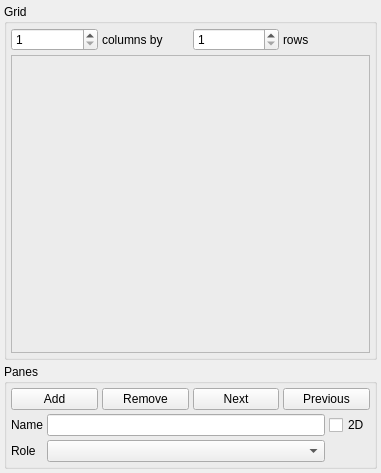
trisyoungs/uchroma, file src/gui/layout.ui: the form before one commit.
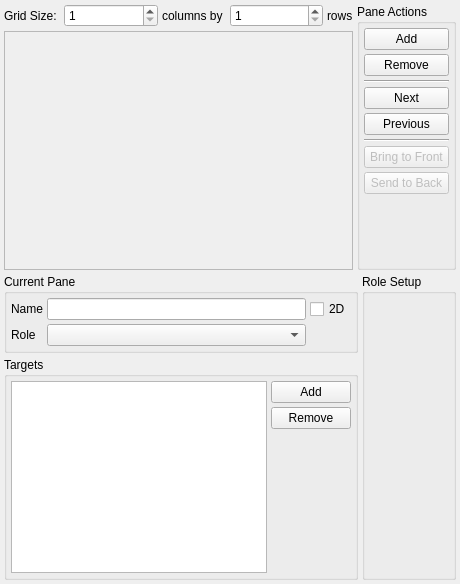
The form after the commit. Icons and pictures are not drawn. Custom widgets are drawn as their Qt base class.

Diff of the .ui file:
```diff
--- a/src/gui/layout.ui
+++ b/src/gui/layout.ui
@@ -6,8 +6,8 @@
    <rect>
     <x>0</x>
     <y>0</y>
-    <width>381</width>
-    <height>473</height>
+    <width>460</width>
+    <height>584</height>
    </rect>
   </property>
   <property name="sizePolicy">
@@ -23,7 +23,7 @@
    <iconset resource="icons.qrc">
     <normaloff>:/uchroma/icons/uchroma.png</normaloff>:/uchroma/icons/uchroma.png</iconset>
   </property>
-  <layout class="QVBoxLayout" name="verticalLayout_4">
+  <layout class="QVBoxLayout" name="verticalLayout_7">
    <property name="spacing">
     <number>4</number>
    </property>
@@ -31,24 +31,35 @@
     <number>4</number>
    </property>
    <item>
-    <widget class="QGroupBox" name="LayoutGroup">
-     <property name="title">
-      <string>Grid</string>
-     </property>
-     <layout class="QVBoxLayout" name="verticalLayout">
-      <property name="spacing">
-       <number>4</number>
-      </property>
-      <property name="margin">
-       <number>4</number>
-      </property>
+    <layout class="QHBoxLayout" name="horizontalLayout_2">
+     <item>
+      <layout class="QVBoxLayout" name="verticalLayout_2">
       <item>
        <layout class="QHBoxLayout" name="horizontalLayout">
         <property name="spacing">
          <number>4</number>
         </property>
+         <item>
+          <widget class="QLabel" name="label_5">
+           <property name="sizePolicy">
+            <sizepolicy hsizetype="Minimum" vsizetype="Preferred">
+             <horstretch>0</horstretch>
+             <verstretch>0</verstretch>
+            </sizepolicy>
+           </property>
+           <property name="text">
+            <string>Grid Size: </string>
+           </property>
+          </widget>
+         </item>
         <item>
          <widget class="QSpinBox" name="GridNColumnsSpin">
+           <property name="sizePolicy">
+            <sizepolicy hsizetype="Expanding" vsizetype="Fixed">
+             <horstretch>0</horstretch>
+             <verstretch>0</verstretch>
+            </sizepolicy>
+           </property>
           <property name="minimum">
            <number>1</number>
           </property>
@@ -66,6 +77,12 @@
         </item>
         <item>
          <widget class="QSpinBox" name="GridNRowsSpin">
+           <property name="sizePolicy">
+            <sizepolicy hsizetype="Expanding" vsizetype="Fixed">
+             <horstretch>0</horstretch>
+             <verstretch>0</verstretch>
+            </sizepolicy>
+           </property>
           <property name="minimum">
            <number>1</number>
           </property>
@@ -88,7 +105,7 @@
         <property name="sizePolicy">
          <sizepolicy hsizetype="Expanding" vsizetype="Expanding">
           <horstretch>0</horstretch>
-          <verstretch>0</verstretch>
+           <verstretch>2</verstretch>
          </sizepolicy>
         </property>
         <property name="frameShape">
@@ -97,15 +114,21 @@
         <property name="frameShadow">
          <enum>QFrame::Raised</enum>
         </property>
-        <layout class="QVBoxLayout" name="verticalLayout_2">
+         <layout class="QHBoxLayout" name="horizontalLayout_3">
          <property name="spacing">
-          <number>4</number>
+           <number>2</number>
          </property>
          <property name="margin">
-          <number>4</number>
+           <number>2</number>
          </property>
          <item>
           <widget class="PaneOrganiser" name="Organiser" native="true">
+            <property name="sizePolicy">
+             <sizepolicy hsizetype="Expanding" vsizetype="Expanding">
+              <horstretch>0</horstretch>
+              <verstretch>2</verstretch>
+             </sizepolicy>
+            </property>
            <property name="mouseTracking">
             <bool>true</bool>
            </property>
@@ -118,30 +141,24 @@
        </widget>
       </item>
      </layout>
-    </widget>
    </item>
    <item>
-    <widget class="QGroupBox" name="PaneGroup">
+      <widget class="QGroupBox" name="PaneActionsGroup">
      <property name="title">
-      <string>Panes</string>
-     </property>
-     <layout class="QVBoxLayout" name="verticalLayout_3">
+        <string>Pane Actions</string>
+       </property>
+       <layout class="QVBoxLayout" name="verticalLayout">
       <property name="spacing">
        <number>4</number>
       </property>
       <property name="margin">
-       <number>4</number>
-      </property>
-      <item>
-       <layout class="QHBoxLayout" name="horizontalLayout_2">
-        <property name="spacing">
          <number>4</number>
         </property>
         <item>
          <widget class="QPushButton" name="PaneAddButton">
           <property name="maximumSize">
            <size>
-            <width>16777215</width>
+            <width>600</width>
             <height>24</height>
            </size>
           </property>
@@ -154,8 +171,8 @@
           </property>
           <property name="iconSize">
            <size>
-            <width>16</width>
-            <height>16</height>
+            <width>12</width>
+            <height>12</height>
            </size>
           </property>
          </widget>
@@ -177,14 +194,21 @@
           </property>
           <property name="iconSize">
            <size>
-            <width>16</width>
-            <height>16</height>
+            <width>12</width>
+            <height>12</height>
            </size>
           </property>
          </widget>
         </item>
         <item>
-         <widget class="QPushButton" name="PaneNextButtom">
+         <widget class="Line" name="line">
+          <property name="orientation">
+           <enum>Qt::Horizontal</enum>
+          </property>
+         </widget>
+        </item>
+        <item>
+         <widget class="QPushButton" name="PaneNextButton">
           <property name="maximumSize">
            <size>
             <width>16777215</width>
@@ -209,8 +233,76 @@
           </property>
          </widget>
         </item>
+        <item>
+         <widget class="Line" name="line_2">
+          <property name="orientation">
+           <enum>Qt::Horizontal</enum>
+          </property>
+         </widget>
+        </item>
+        <item>
+         <widget class="QPushButton" name="PaneBringToFrontButton">
+          <property name="enabled">
+           <bool>false</bool>
+          </property>
+          <property name="text">
+           <string>Bring to Front</string>
+          </property>
+         </widget>
+        </item>
+        <item>
+         <widget class="QPushButton" name="PaneSendToBackButton">
+          <property name="enabled">
+           <bool>false</bool>
+          </property>
+          <property name="text">
+           <string>Send to Back</string>
+          </property>
+         </widget>
+        </item>
+        <item>
+         <spacer name="verticalSpacer">
+          <property name="orientation">
+           <enum>Qt::Vertical</enum>
+          </property>
+          <property name="sizeHint" stdset="0">
+           <size>
+            <width>20</width>
+            <height>40</height>
+           </size>
+          </property>
+         </spacer>
+        </item>
        </layout>
-      </item>
+      </widget>
+     </item>
+    </layout>
+   </item>
+   <item>
+    <layout class="QHBoxLayout" name="horizontalLayout_5">
+     <item>
+      <layout class="QVBoxLayout" name="verticalLayout_4">
+       <property name="spacing">
+        <number>4</number>
+       </property>
+       <item>
+        <widget class="QGroupBox" name="CurrentPaneGroup">
+         <property name="sizePolicy">
+          <sizepolicy hsizetype="Expanding" vsizetype="Expanding">
+           <horstretch>0</horstretch>
+           <verstretch>0</verstretch>
+          </sizepolicy>
+         </property>
+         <property name="title">
+          <string>Current Pane</string>
+         </property>
+         <layout class="QVBoxLayout" name="verticalLayout_5">
+          <property name="spacing">
+           <number>4</number>
+          </property>
+          <property name="margin">
+           <number>4</number>
+          </property>
       <item>
        <layout class="QGridLayout" name="gridLayout">
         <item row="0" column="0">
@@ -221,10 +313,24 @@
          </widget>
         </item>
         <item row="1" column="1">
-         <widget class="QComboBox" name="PaneRoleCombo"/>
+             <widget class="QComboBox" name="PaneRoleCombo">
+              <property name="sizePolicy">
+               <sizepolicy hsizetype="Expanding" vsizetype="Fixed">
+                <horstretch>0</horstretch>
+                <verstretch>0</verstretch>
+               </sizepolicy>
+              </property>
+             </widget>
         </item>
         <item row="0" column="1">
-         <widget class="QLineEdit" name="PaneNameEdit"/>
+             <widget class="QLineEdit" name="PaneNameEdit">
+              <property name="sizePolicy">
+               <sizepolicy hsizetype="Expanding" vsizetype="Fixed">
+                <horstretch>0</horstretch>
+                <verstretch>0</verstretch>
+               </sizepolicy>
+              </property>
+             </widget>
         </item>
         <item row="1" column="0">
          <widget class="QLabel" name="label_2">
@@ -244,6 +350,136 @@
       </item>
      </layout>
     </widget>
+       </item>
+       <item>
+        <widget class="QGroupBox" name="PaneTargetsGroup">
+         <property name="sizePolicy">
+          <sizepolicy hsizetype="Expanding" vsizetype="Expanding">
+           <horstretch>0</horstretch>
+           <verstretch>0</verstretch>
+          </sizepolicy>
+         </property>
+         <property name="title">
+          <string>Targets</string>
+         </property>
+         <layout class="QHBoxLayout" name="horizontalLayout_4">
+          <property name="spacing">
+           <number>4</number>
+          </property>
+          <property name="margin">
+           <number>4</number>
+          </property>
+          <item>
+           <widget class="QListWidget" name="PaneTargetsList"/>
+          </item>
+          <item>
+           <layout class="QVBoxLayout" name="verticalLayout_6">
+            <property name="spacing">
+             <number>4</number>
+            </property>
+            <item>
+             <widget class="QPushButton" name="PaneAddTargetButton">
+              <property name="maximumSize">
+               <size>
+                <width>600</width>
+                <height>24</height>
+               </size>
+              </property>
+              <property name="text">
+               <string>Add</string>
+              </property>
+              <property name="icon">
+               <iconset resource="icons.qrc">
+                <normaloff>:/uchroma/icons/plus.svg</normaloff>:/uchroma/icons/plus.svg</iconset>
+              </property>
+              <property name="iconSize">
+               <size>
+                <width>12</width>
+                <height>12</height>
+               </size>
+              </property>
+             </widget>
+            </item>
+            <item>
+             <widget class="QPushButton" name="PaneRemoveTargetButton">
+              <property name="maximumSize">
+               <size>
+                <width>16777215</width>
+                <height>24</height>
+               </size>
+              </property>
+              <property name="text">
+               <string>Remove</string>
+              </property>
+              <property name="icon">
+               <iconset resource="icons.qrc">
+                <normaloff>:/uchroma/icons/minus.svg</normaloff>:/uchroma/icons/minus.svg</iconset>
+              </property>
+              <property name="iconSize">
+               <size>
+                <width>12</width>
+                <height>12</height>
+               </size>
+              </property>
+             </widget>
+            </item>
+            <item>
+             <spacer name="verticalSpacer_2">
+              <property name="orientation">
+               <enum>Qt::Vertical</enum>
+              </property>
+              <property name="sizeHint" stdset="0">
+               <size>
+                <width>20</width>
+                <height>40</height>
+               </size>
+              </property>
+             </spacer>
+            </item>
+           </layout>
+          </item>
+         </layout>
+        </widget>
+       </item>
+      </layout>
+     </item>
+     <item>
+      <widget class="QGroupBox" name="PaneRoleSetupGroup">
+       <property name="sizePolicy">
+        <sizepolicy hsizetype="Expanding" vsizetype="Expanding">
+         <horstretch>0</horstretch>
+         <verstretch>0</verstretch>
+        </sizepolicy>
+       </property>
+       <property name="title">
+        <string>Role Setup</string>
+       </property>
+       <layout class="QVBoxLayout" name="verticalLayout_3">
+        <property name="spacing">
+         <number>4</number>
+        </property>
+        <property name="margin">
+         <number>4</number>
+        </property>
+        <item>
+         <widget class="QStackedWidget" name="PaneRoleStack">
+          <property name="sizePolicy">
+           <sizepolicy hsizetype="Expanding" vsizetype="Expanding">
+            <horstretch>0</horstretch>
+            <verstretch>0</verstretch>
+           </sizepolicy>
+          </property>
+          <property name="currentIndex">
+           <number>1</number>
+          </property>
+          <widget class="QWidget" name="page"/>
+          <widget class="QWidget" name="page_2"/>
+         </widget>
+        </item>
+       </layout>
+      </widget>
+     </item>
+    </layout>
    </item>
   </layout>
  </widget>
```
Lines whose indentation alone changed are shown as unchanged.
